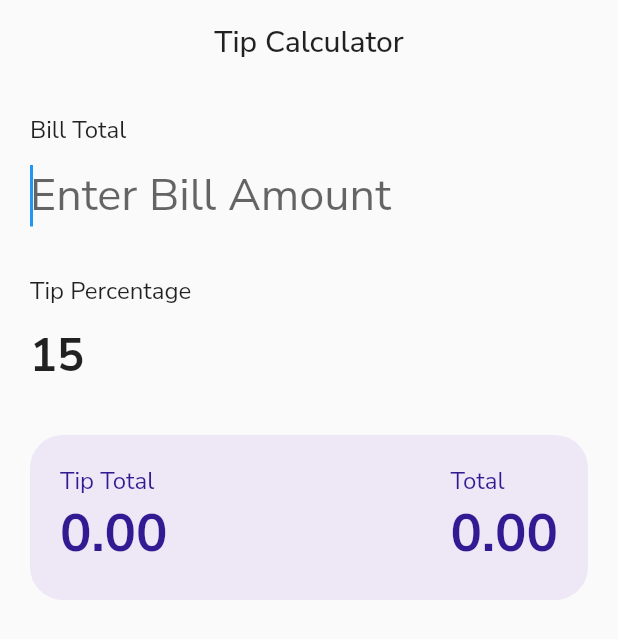
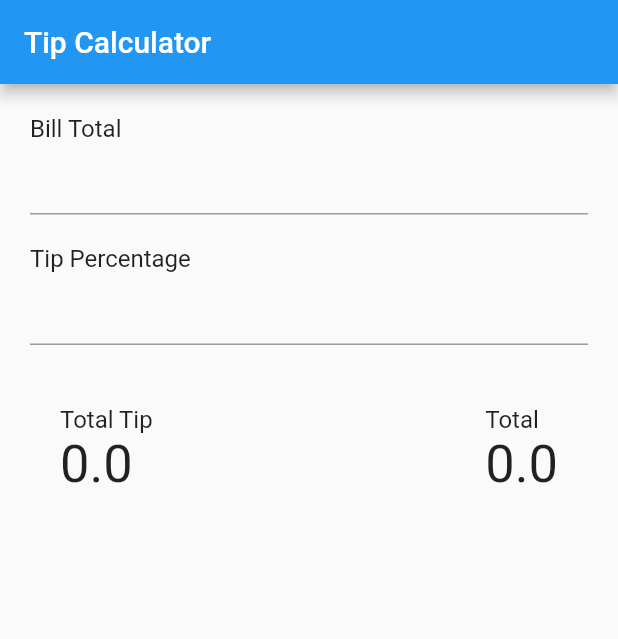
Before and after one commit to himanshusharma89/tip-calculator, a Flutter app: the screen it shows after launch, on a phone screen of 412 x 824 dp. Shown: the top 639 px of the screen. Run offline on Flutter 3.47's test engine with Material 2 defaults, Android fonts, the phone set to English and light mode, and no system bars.

Commit message:
Starter Project Pushed

```diff
--- a/lib/amount.dart
+++ /dev/null
@@ -1,54 +0,0 @@
-import 'package:flutter/material.dart';
-
-class Amount extends StatelessWidget {
-  // Constructor here receive the total bill and tip
-  const Amount({Key key, @required this.totalBill, @required this.totalTip})
-      : super(key: key);
-
-  final String totalBill, totalTip;
-
-  @override
-  Widget build(BuildContext context) {
-    return Container(
-      decoration: BoxDecoration(
-          borderRadius: BorderRadius.circular(22),
-          color: Colors.deepPurple.shade50),
-      padding: const EdgeInsets.all(20),
-      child: Row(
-        mainAxisAlignment: MainAxisAlignment.spaceBetween,
-        children: [
-          amountText(text: 'Tip Total', amount: totalTip),
-          const SizedBox(
-            width: 20,
-          ),
-          amountText(text: 'Total', amount: totalBill),
-        ],
-      ),
-    );
-  }
-
-  Widget amountText({String text, String amount}) {
-    return Flexible(
-      flex: 1,
-      child: Column(
-        crossAxisAlignment: CrossAxisAlignment.start,
-        mainAxisAlignment: MainAxisAlignment.center,
-        children: [
-          Text(
-            text,
-            style: TextStyle(fontSize: 16, color: Colors.deepPurple.shade900),
-          ),
-          FittedBox(
-            child: Text(
-              amount,
-              style: TextStyle(
-                  fontSize: 35,
-                  color: Colors.deepPurple.shade900,
-                  fontWeight: FontWeight.bold),
-            ),
-          ),
-        ],
-      ),
-    );
-  }
-}
--- a/lib/main.dart
+++ b/lib/main.dart
@@ -1,6 +1,4 @@
 import 'package:flutter/material.dart';
-import 'package:google_fonts/google_fonts.dart';
-import 'amount.dart';
 
 void main() {
   runApp(const MyApp());
@@ -13,18 +11,7 @@ class MyApp extends StatelessWidget {
   Widget build(BuildContext context) {
     return MaterialApp(
       title: 'Tip Calculator',
-      // Use Theming here.
-      theme: ThemeData(
-          // Define AppBar theme for the whole app
-          appBarTheme: AppBarTheme(
-            elevation: 0,
-            centerTitle: true,
-            backgroundColor: Colors.transparent,
-            textTheme:
-                GoogleFonts.nunitoSansTextTheme(Theme.of(context).textTheme),
-          ),
-          textTheme:
-              GoogleFonts.nunitoSansTextTheme(Theme.of(context).textTheme)),
+      theme: ThemeData(),
       home: const MyHomePage(),
     );
   }
@@ -38,13 +25,6 @@ class MyHomePage extends StatefulWidget {
 }
 
 class _MyHomePageState extends State<MyHomePage> {
-  // Variable to access the calculated bill and total
-  double _totalBill = 0.0, _totalTip = 0.0;
-  // Make sure to restart after adding controllers.
-  final TextEditingController _billController = TextEditingController();
-  final TextEditingController _tipPercentageController =
-      TextEditingController(text: '15'); // Define initial text here
-
   @override
   Widget build(BuildContext context) {
     return Scaffold(
@@ -65,12 +45,7 @@ class _MyHomePageState extends State<MyHomePage> {
               const SizedBox(
                 height: 20,
               ),
-              // Pass the total bill and tip to stateless widget Amount
-              Amount(
-                totalBill: _totalBill
-                    .toStringAsFixed(2), // Fix the total to decimal points
-                totalTip: _totalTip.toStringAsFixed(2),
-              ),
+              totalAmount()
             ],
           ),
         ),
@@ -82,27 +57,12 @@ class _MyHomePageState extends State<MyHomePage> {
   Widget billTotal() {
     return Column(
       crossAxisAlignment: CrossAxisAlignment.start,
-      children: [
-        const Text(
+      children: const [
+        Text(
           'Bill Total',
           style: TextStyle(fontSize: 16),
         ),
-        TextField(
-          controller: _billController,
-          // Define the type of keyboard to use for input
-          keyboardType: const TextInputType.numberWithOptions(decimal: true),
-          showCursor: true,
-          autofocus: true,
-          onChanged: (val) {
-            _calculateTotal();
-          },
-          // Text style of the input
-          style: const TextStyle(fontSize: 30, fontWeight: FontWeight.bold),
-          decoration: const InputDecoration(
-              border: InputBorder.none, // Removes border
-              hintText: 'Enter Bill Amount', // Add hint text
-              hintStyle: TextStyle(fontWeight: FontWeight.normal)),
-        )
+        TextField()
       ],
     );
   }
@@ -110,41 +70,59 @@ class _MyHomePageState extends State<MyHomePage> {
   Widget tip() {
     return Column(
       crossAxisAlignment: CrossAxisAlignment.start,
-      children: [
-        const Text(
+      children: const [
+        Text(
           'Tip Percentage',
           style: TextStyle(fontSize: 16),
         ),
-        TextField(
-          controller: _tipPercentageController,
-          keyboardType: const TextInputType.numberWithOptions(decimal: true),
-          showCursor: true,
-          autofocus: true,
-          onChanged: (val) {
-            _calculateTotal();
-          },
-          style: const TextStyle(fontSize: 30, fontWeight: FontWeight.bold),
-          decoration: const InputDecoration(
-              border: InputBorder.none,
-              hintText: 'Enter Tip Percentage',
-              hintStyle: TextStyle(fontWeight: FontWeight.normal)),
-        )
+        TextField()
       ],
     );
   }
 
-  // Function to calculate the total tip and bill
-  void _calculateTotal() {
-    // Check whether the TextField is empty
-    // if not parse the input field text using TextEditingController
-    final _bill =
-        _billController.text.isEmpty ? 0.0 : double.parse(_billController.text);
-    final _tipPercentage = _tipPercentageController.text.isEmpty
-        ? 0.0
-        : double.parse(_tipPercentageController.text);
-    _totalTip = (_bill * _tipPercentage) / 100;
-    _totalBill = _bill + _totalTip;
-    // Update the state with new value and re-run the build method
-    setState(() {});
+  Widget totalAmount() {
+    return Padding(
+      padding: const EdgeInsets.all(20),
+      child: Row(
+        mainAxisAlignment: MainAxisAlignment.spaceBetween,
+        children: [
+          Column(
+            crossAxisAlignment: CrossAxisAlignment.start,
+            mainAxisAlignment: MainAxisAlignment.center,
+            children: const [
+              Text(
+                'Total Tip',
+                style: TextStyle(fontSize: 16),
+              ),
+              Text(
+                '0.0',
+                style: TextStyle(
+                  fontSize: 35,
+                ),
+              ),
+            ],
+          ),
+          const SizedBox(
+            width: 20,
+          ),
+          Column(
+            crossAxisAlignment: CrossAxisAlignment.start,
+            mainAxisAlignment: MainAxisAlignment.center,
+            children: const [
+              Text(
+                'Total',
+                style: TextStyle(fontSize: 16),
+              ),
+              Text(
+                '0.0',
+                style: TextStyle(
+                  fontSize: 35,
+                ),
+              ),
+            ],
+          )
+        ],
+      ),
+    );
   }
 }
--- a/pubspec.yaml
+++ b/pubspec.yaml
@@ -23,7 +23,6 @@ environment:
 dependencies:
   flutter:
     sdk: flutter
-  google_fonts: ^2.0.0
 
 dev_dependencies:
   flutter_test:
```
